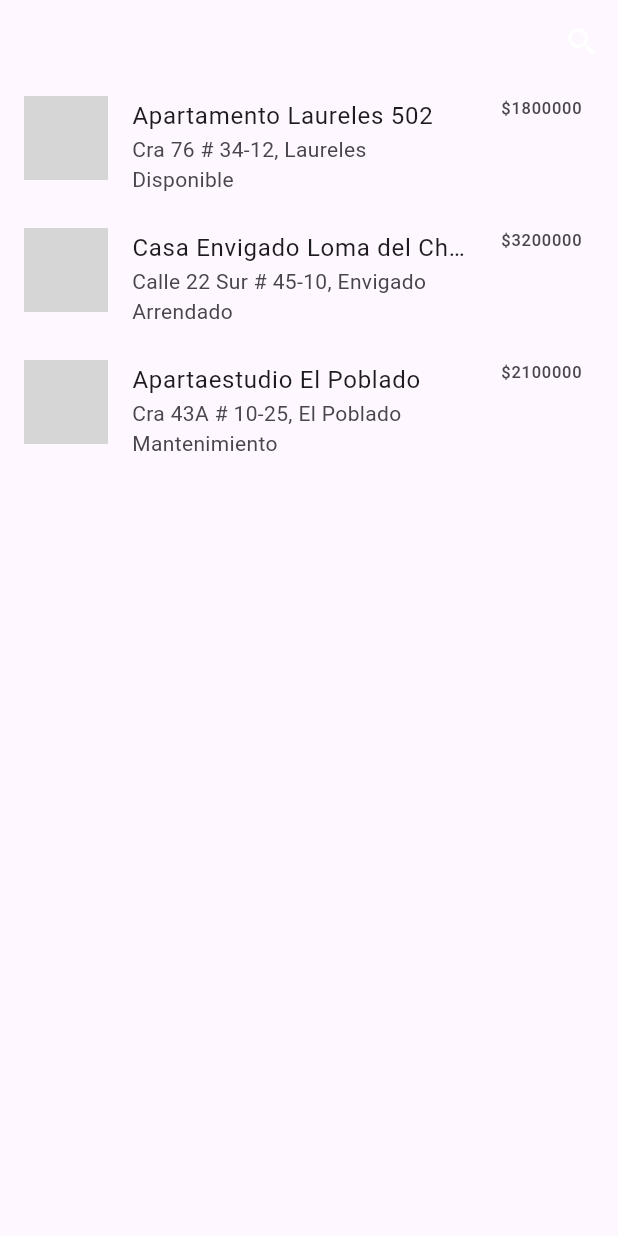
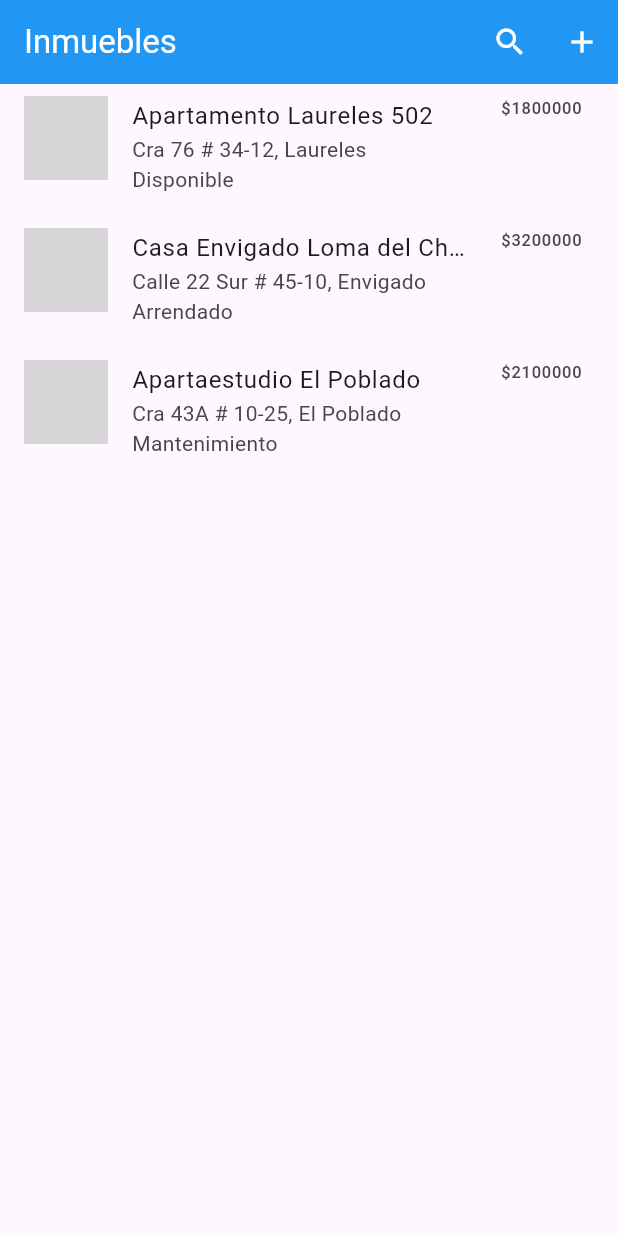
Before and after one commit to Mateovh2004/arrendamientos_butaquito, a Flutter app: the screen it shows after launch, on a phone screen of 412 x 824 dp. Run offline on Flutter 3.47's test engine with Material 3 defaults, Android fonts, the phone set to English and light mode, and no system bars; network calls fail; grey boxes are pictures that could not be loaded.

Commit message:
Añadió pantalla de registro de inmuebles

```diff
--- a/lib/main.dart
+++ b/lib/main.dart
@@ -1,28 +1,55 @@
 import 'package:arrendamientos_butaquito/layout/lista_inmuebles.dart';
+// 1. CORRECCIÓN: Asegúrate de tener esta importación exacta con la ruta de tu archivo
+import 'package:arrendamientos_butaquito/layout/registro/nuevo_inmueble.dart';
 import 'package:flutter/material.dart';
-import 'package:arrendamientos_butaquito/layout/menu_inicio.dart';
+
 void main() {
-  runApp( MainApp());
+  runApp(MainApp());
 }
+
 class MainApp extends StatelessWidget {
   MainApp({super.key});
-  TextEditingController controladorCorreo = TextEditingController();
-  TextEditingController controladorContrasena = TextEditingController();
 
   @override
   Widget build(BuildContext context) {
-    return MaterialApp(
+    return const MaterialApp(
       debugShowCheckedModeBanner: false,
-      home: Scaffold(
+      home: PantallaPrincipal(),
+    );
+  }
+}
+
+class PantallaPrincipal extends StatelessWidget {
+  const PantallaPrincipal({super.key});
+
+  @override
+  Widget build(BuildContext context) {
+    final TextEditingController controladorCorreo = TextEditingController();
+    final TextEditingController controladorContrasena = TextEditingController();
+
+    return Scaffold(
       appBar: AppBar(
+        backgroundColor: Colors.blue,
         foregroundColor: Colors.white,
+        title: const Text('Inmuebles'),
         actions: [
-            IconButton(onPressed: () {}, icon: const Icon(Icons.search)),
+          IconButton(
+            onPressed: () {},
+            icon: const Icon(Icons.search)
+          ),
+          IconButton(
+            onPressed: () {
+              print("Tocaste añadir un nuevo registro");
+              Navigator.push(
+                context,
+                MaterialPageRoute(builder: (context) => const PantallaNuevoInmueble()),
+              );
+            },
+            icon: const Icon(Icons.add)
+          ),
         ],
       ),
       body: listadoInmuebles(),
-        //body:widgetMenuInicio(controladorCorreo: controladorCorreo, controladorContrasena: controladorContrasena), // Cierre de AppBar
-      ), // Cierre de Scaffold
-    ); // Cierre de MaterialApp
+    );
   }
 }
```
Also changed, not shown: lib/layout/registro/nuevo_inmueble.dart (added, +111 -0 lines). Lines whose indentation alone changed are shown as unchanged.
